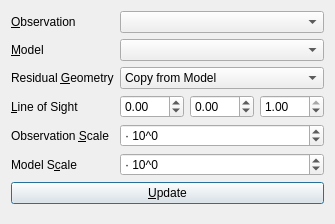
The window that gui/visualization_config/ResidualViewConfigWidget.ui (kateyy/geohazardvis) describes before a commit, drawn with Qt 5.
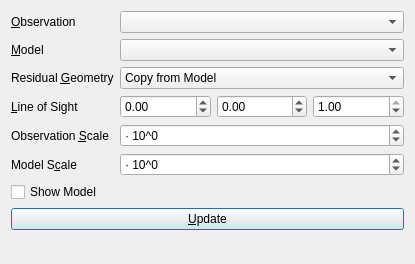
The same window after the commit. Custom widgets are drawn as their Qt base class.

Commit message: ResidualView: allow to hide the model -> observation + residual only

Diff of the .ui file:
```diff
--- a/gui/visualization_config/ResidualViewConfigWidget.ui
+++ b/gui/visualization_config/ResidualViewConfigWidget.ui
@@ -6,8 +6,8 @@
    <rect>
     <x>0</x>
     <y>0</y>
-    <width>335</width>
-    <height>224</height>
+    <width>415</width>
+    <height>264</height>
    </rect>
   </property>
   <property name="windowTitle">
@@ -211,6 +211,13 @@
        </widget>
       </item>
       <item row="6" column="0" colspan="2">
+       <widget class="QCheckBox" name="showModelCheckBox">
+        <property name="text">
+         <string>Show Model</string>
+        </property>
+       </widget>
+      </item>
+      <item row="7" column="0" colspan="2">
        <widget class="QPushButton" name="updateButton">
         <property name="text">
          <string>&amp;Update</string>
```
The commit also changes 5 other files.
